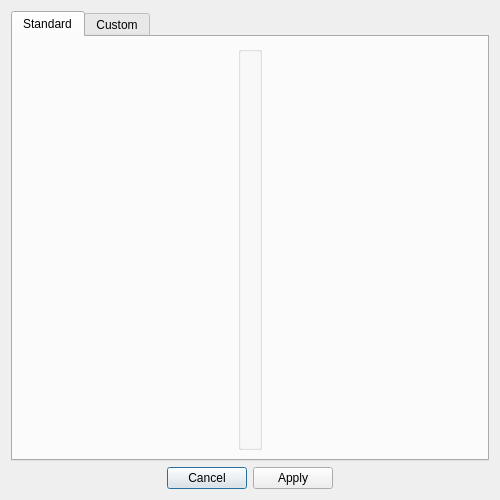
This is cadnano/gui/ui/dialogs/addseq.ui in cadnano/cadnano2.5 as Qt 5 draws it before an edit. The edited form follows.
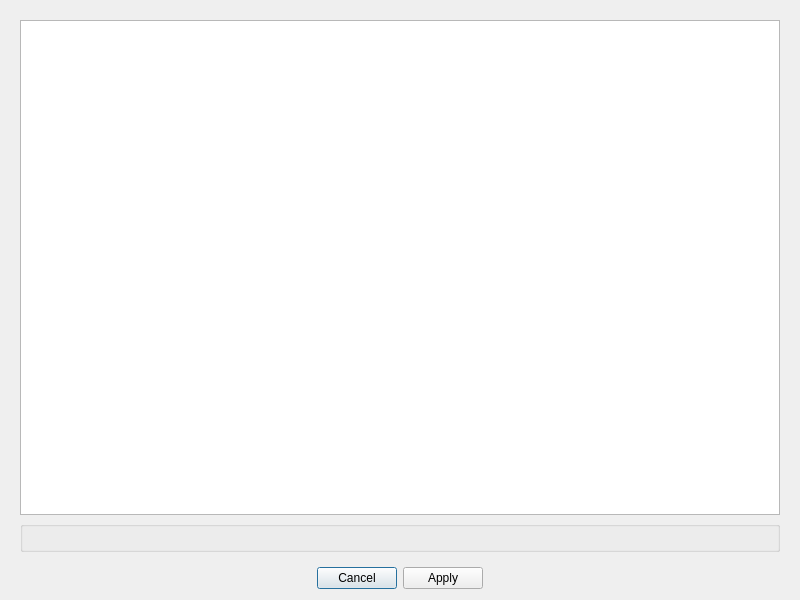
This is the edited form.

Commit message: revised addseq dialog :bread:

```diff
--- a/cadnano/gui/ui/dialogs/addseq.ui
+++ b/cadnano/gui/ui/dialogs/addseq.ui
@@ -6,8 +6,8 @@
    <rect>
     <x>0</x>
     <y>0</y>
-    <width>500</width>
-    <height>500</height>
+    <width>800</width>
+    <height>600</height>
    </rect>
   </property>
   <property name="windowTitle">
@@ -17,67 +17,6 @@
    <bool>true</bool>
   </property>
   <layout class="QGridLayout" name="dialogGridLayout">
-   <item row="0" column="0">
-    <widget class="QTabWidget" name="tab_widget">
-     <property name="currentIndex">
-      <number>0</number>
-     </property>
-     <widget class="QWidget" name="tab_standard">
-      <attribute name="title">
-       <string>Standard</string>
-      </attribute>
-      <layout class="QGridLayout" name="standardTabGridLayout">
-       <item row="0" column="1">
-        <widget class="QGroupBox" name="group_box">
-         <property name="title">
-          <string/>
-         </property>
-         <property name="flat">
-          <bool>true</bool>
-         </property>
-         <layout class="QVBoxLayout" name="verticalLayout"/>
-        </widget>
-       </item>
-       <item row="0" column="2">
-        <spacer name="horizontalSpacer_2">
-         <property name="orientation">
-          <enum>Qt::Horizontal</enum>
-         </property>
-         <property name="sizeHint" stdset="0">
-          <size>
-           <width>40</width>
-           <height>20</height>
-          </size>
-         </property>
-        </spacer>
-       </item>
-       <item row="0" column="0">
-        <spacer name="horizontalSpacer">
-         <property name="orientation">
-          <enum>Qt::Horizontal</enum>
-         </property>
-         <property name="sizeHint" stdset="0">
-          <size>
-           <width>40</width>
-           <height>20</height>
-          </size>
-         </property>
-        </spacer>
-       </item>
-      </layout>
-     </widget>
-     <widget class="QWidget" name="tab_custom">
-      <attribute name="title">
-       <string>Custom</string>
-      </attribute>
-      <layout class="QVBoxLayout" name="verticalLayout_2">
-       <item>
-        <widget class="QTextEdit" name="seq_text_edit"/>
-       </item>
-      </layout>
-     </widget>
-    </widget>
-   </item>
    <item row="1" column="0">
     <widget class="QDialogButtonBox" name="custom_button_box">
      <property name="standardButtons">
@@ -88,6 +27,29 @@
      </property>
     </widget>
    </item>
+   <item row="0" column="0">
+    <widget class="QFrame" name="frame">
+     <property name="frameShape">
+      <enum>QFrame::NoFrame</enum>
+     </property>
+     <property name="frameShadow">
+      <enum>QFrame::Raised</enum>
+     </property>
+     <layout class="QVBoxLayout" name="verticalLayout">
+      <item>
+       <widget class="QTextEdit" name="seq_text_edit"/>
+      </item>
+      <item alignment="Qt::AlignVCenter">
+       <widget class="QGroupBox" name="group_box">
+        <property name="title">
+         <string/>
+        </property>
+        <layout class="QHBoxLayout" name="horizontalLayout"/>
+       </widget>
+      </item>
+     </layout>
+    </widget>
+   </item>
   </layout>
  </widget>
  <tabstops>
```
Left out of the diff: 2 changed lines with no effect on the pictures. The commit also changes 2 other files.
